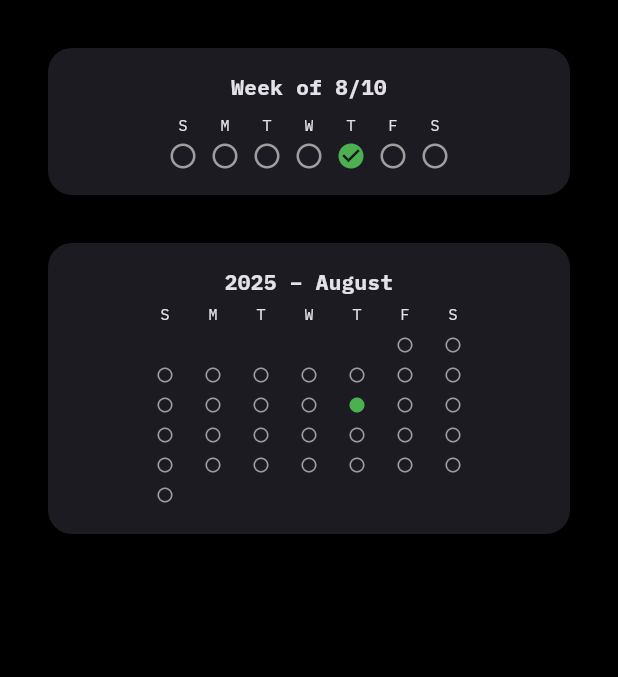
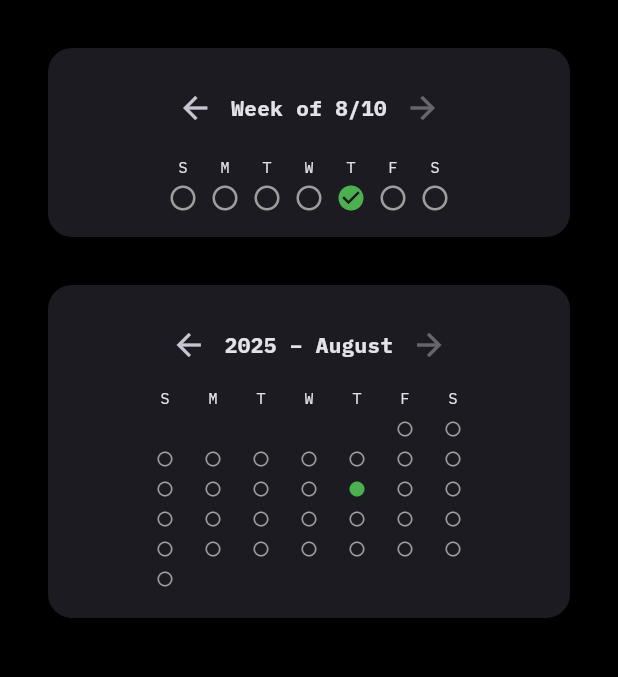
Before and after one commit to Shir0o/bible-read, a Flutter app: the HomePage screen opened directly, after a tap on "Bible Read Today", on a phone screen of 412 x 824 dp, the part 456-1133 px from its top. Run offline on Flutter 3.47's test engine with Material 3 defaults, Android fonts, the light colour scheme and no system bars; our stand-ins replace cloud_firestore, cloud_functions, firebase_auth, firebase_core, firebase_crashlytics, firebase_messaging and 6 more; missing offline and left inert: firebase_app_check; accounts and stored records are empty.

```diff
--- a/lib/pages/home_page.dart
+++ b/lib/pages/home_page.dart
@@ -60,6 +60,7 @@ class _HomePageState extends State<HomePage>
   List<bool> _pastMonth = [];
   int _longestStreak = 0;
   int _totalReadDays = 0;
+  Set<DateTime> _readDates = {};
 
   @override
   void initState() {
@@ -176,6 +177,19 @@ class _HomePageState extends State<HomePage>
         savedMonth.addAll(monthStatus);
       }
 
+      final readDates = <DateTime>{};
+      for (int i = 0; i < savedWeek.length; i++) {
+        if (savedWeek[i]) {
+          final date = sunday.add(Duration(days: i));
+          readDates.add(DateTime(date.year, date.month, date.day));
+        }
+      }
+      for (int i = 0; i < savedMonth.length; i++) {
+        if (savedMonth[i]) {
+          readDates.add(DateTime(now.year, now.month, i + 1));
+        }
+      }
+
       if (!_disposed && mounted) {
         // Update state with fetched data.
         setState(() {
@@ -184,6 +198,7 @@ class _HomePageState extends State<HomePage>
           _pastMonth = savedMonth;
           _longestStreak = longestStreak;
           _totalReadDays = totalReadDays;
+          _readDates = readDates;
         });
       }
     } catch (e, st) {
@@ -336,6 +351,7 @@ class _HomePageState extends State<HomePage>
     final prevStreak = _streak;
     final prevWeek = List<bool>.from(_pastWeek);
     final prevMonth = List<bool>.from(_pastMonth);
+    final prevReadDates = Set<DateTime>.from(_readDates);
 
     final today = DateTime.now();
     final weekIndex = today.weekday % 7;
@@ -361,6 +377,7 @@ class _HomePageState extends State<HomePage>
           );
         }
         _pastMonth[monthIndex] = true;
+        _readDates.add(DateTime(today.year, today.month, today.day));
       });
     }
 
@@ -399,6 +416,7 @@ class _HomePageState extends State<HomePage>
           _streak = prevStreak;
           _pastWeek = prevWeek;
           _pastMonth = prevMonth;
+          _readDates = prevReadDates;
         });
         ScaffoldMessenger.of(context).showSnackBar(
           const SnackBar(
@@ -705,38 +723,14 @@ class _HomePageState extends State<HomePage>
                       ),
               ),
               const SizedBox(height: 16),
-              WeekStreakCalendar(readDates: _weekReadDates()),
+              WeekStreakCalendar(readDates: _readDates),
               const SizedBox(height: 16),
-              MonthStreakCalendar(readDates: _monthReadDates()),
+              MonthStreakCalendar(readDates: _readDates),
             ],
           ),
         ),
       ),
     );
-  }
-
-  Set<DateTime> _weekReadDates() {
-    final now = DateTime.now();
-    final sunday = now.subtract(Duration(days: now.weekday % 7));
-    final dates = <DateTime>{};
-    for (int i = 0; i < _pastWeek.length; i++) {
-      if (_pastWeek[i]) {
-        final date = sunday.add(Duration(days: i));
-        dates.add(DateTime(date.year, date.month, date.day));
-      }
-    }
-    return dates;
-  }
-
-  Set<DateTime> _monthReadDates() {
-    final now = DateTime.now();
-    final dates = <DateTime>{};
-    for (int i = 0; i < _pastMonth.length; i++) {
-      if (_pastMonth[i]) {
-        dates.add(DateTime(now.year, now.month, i + 1));
-      }
-    }
-    return dates;
   }
 
   @override
--- a/lib/widgets/month_streak_calendar.dart
+++ b/lib/widgets/month_streak_calendar.dart
@@ -3,15 +3,47 @@ import 'package:flutter/material.dart';
 import '../theme/app_theme.dart';
 import 'common_styles.dart';
 
-/// Displays a month streak calendar for the current month.
-class MonthStreakCalendar extends StatelessWidget {
+/// Displays a month streak calendar with arrow navigation.
+class MonthStreakCalendar extends StatefulWidget {
   /// Set of dates the user has read.
   final Set<DateTime> readDates;
 
   const MonthStreakCalendar({super.key, required this.readDates});
 
+  @override
+  State<MonthStreakCalendar> createState() => _MonthStreakCalendarState();
+}
+
+class _MonthStreakCalendarState extends State<MonthStreakCalendar> {
+  late DateTime _currentMonth;
+
   bool _isSameDay(DateTime a, DateTime b) =>
       a.year == b.year && a.month == b.month && a.day == b.day;
+
+  @override
+  void initState() {
+    super.initState();
+    final now = DateTime.now();
+    _currentMonth = DateTime(now.year, now.month);
+  }
+
+  bool _isCurrentMonth() {
+    final now = DateTime.now();
+    return now.year == _currentMonth.year && now.month == _currentMonth.month;
+  }
+
+  void _prevMonth() {
+    setState(() {
+      _currentMonth = DateTime(_currentMonth.year, _currentMonth.month - 1);
+    });
+  }
+
+  void _nextMonth() {
+    if (_isCurrentMonth()) return;
+    setState(() {
+      _currentMonth = DateTime(_currentMonth.year, _currentMonth.month + 1);
+    });
+  }
 
   String _monthName(int month) {
     const months = [
@@ -31,9 +63,9 @@ class MonthStreakCalendar extends StatelessWidget {
     return months[month - 1];
   }
 
-  List<TableRow> _buildRows(DateTime now) {
-    final firstDay = DateTime(now.year, now.month, 1);
-    final totalDays = DateTime(now.year, now.month + 1, 0).day;
+  List<TableRow> _buildRows() {
+    final firstDay = DateTime(_currentMonth.year, _currentMonth.month, 1);
+    final totalDays = DateTime(_currentMonth.year, _currentMonth.month + 1, 0).day;
     final weekdayOffset = firstDay.weekday % 7;
 
     final rows = <TableRow>[];
@@ -42,8 +74,8 @@ class MonthStreakCalendar extends StatelessWidget {
     }
 
     for (int day = 1; day <= totalDays; day++) {
-      final date = DateTime(now.year, now.month, day);
-      final filled = readDates.any((d) => _isSameDay(d, date));
+      final date = DateTime(_currentMonth.year, _currentMonth.month, day);
+      final filled = widget.readDates.any((d) => _isSameDay(d, date));
       final index = weekdayOffset + day - 1;
       final weekRow = index ~/ 7;
       final weekdayIndex = index % 7;
@@ -64,16 +96,30 @@ class MonthStreakCalendar extends StatelessWidget {
 
   @override
   Widget build(BuildContext context) {
-    final now = DateTime.now();
-    final monthLabel = '${now.year} – ${_monthName(now.month)}';
+    final monthLabel =
+        '${_currentMonth.year} – ${_monthName(_currentMonth.month)}';
 
     return CommonStyles.buildCard(
       child: Column(
         mainAxisSize: MainAxisSize.min,
         children: [
-          Text(
-            monthLabel,
-            style: AppTextStyles.body.copyWith(fontWeight: FontWeight.bold),
+          Row(
+            mainAxisAlignment: MainAxisAlignment.center,
+            children: [
+              IconButton(
+                icon: const Icon(Icons.arrow_back),
+                onPressed: _prevMonth,
+              ),
+              Text(
+                monthLabel,
+                style:
+                    AppTextStyles.body.copyWith(fontWeight: FontWeight.bold),
+              ),
+              IconButton(
+                icon: const Icon(Icons.arrow_forward),
+                onPressed: _isCurrentMonth() ? null : _nextMonth,
+              ),
+            ],
           ),
           Row(
             mainAxisAlignment: MainAxisAlignment.center,
@@ -98,7 +144,7 @@ class MonthStreakCalendar extends StatelessWidget {
                         )
                         .toList(),
                   ),
-                  ..._buildRows(now),
+                  ..._buildRows(),
                 ],
               ),
             ],
--- a/lib/widgets/week_streak_calendar.dart
+++ b/lib/widgets/week_streak_calendar.dart
@@ -3,37 +3,83 @@ import 'package:flutter/material.dart';
 import '../theme/app_theme.dart';
 import 'common_styles.dart';
 
-/// Displays a week streak calendar for the current week.
-class WeekStreakCalendar extends StatelessWidget {
+/// Displays a week streak calendar with arrow navigation.
+class WeekStreakCalendar extends StatefulWidget {
   /// Set of dates the user has read.
   final Set<DateTime> readDates;
 
   const WeekStreakCalendar({super.key, required this.readDates});
 
+  @override
+  State<WeekStreakCalendar> createState() => _WeekStreakCalendarState();
+}
+
+class _WeekStreakCalendarState extends State<WeekStreakCalendar> {
+  late DateTime _sunday;
+
   bool _isSameDay(DateTime a, DateTime b) =>
       a.year == b.year && a.month == b.month && a.day == b.day;
 
   @override
+  void initState() {
+    super.initState();
+    final now = DateTime.now();
+    _sunday = now.subtract(Duration(days: now.weekday % 7));
+  }
+
+  bool _isCurrentWeek() {
+    final now = DateTime.now();
+    final currentSunday = now.subtract(Duration(days: now.weekday % 7));
+    return _isSameDay(_sunday, currentSunday);
+  }
+
+  void _prevWeek() {
+    setState(() {
+      _sunday = _sunday.subtract(const Duration(days: 7));
+    });
+  }
+
+  void _nextWeek() {
+    if (_isCurrentWeek()) return;
+    setState(() {
+      _sunday = _sunday.add(const Duration(days: 7));
+    });
+  }
+
+  @override
   Widget build(BuildContext context) {
-    final now = DateTime.now();
-    final sunday = now.subtract(Duration(days: now.weekday % 7));
-    final weekOf = '${sunday.month}/${sunday.day}';
+    final weekOf = '${_sunday.month}/${_sunday.day}';
     const days = ['S', 'M', 'T', 'W', 'T', 'F', 'S'];
 
     return CommonStyles.buildCard(
       child: Column(
         mainAxisSize: MainAxisSize.min,
         children: [
-          Text(
-            'Week of $weekOf',
-            style: AppTextStyles.body.copyWith(fontWeight: FontWeight.bold),
+          Row(
+            mainAxisAlignment: MainAxisAlignment.center,
+            children: [
+              IconButton(
+                icon: const Icon(Icons.arrow_back),
+                onPressed: _prevWeek,
+              ),
+              Text(
+                'Week of $weekOf',
+                style:
+                    AppTextStyles.body.copyWith(fontWeight: FontWeight.bold),
+              ),
+              IconButton(
+                icon: const Icon(Icons.arrow_forward),
+                onPressed: _isCurrentWeek() ? null : _nextWeek,
+              ),
+            ],
           ),
           const SizedBox(height: 8),
           Row(
             mainAxisAlignment: MainAxisAlignment.center,
             children: List.generate(7, (i) {
-              final date = sunday.add(Duration(days: i));
-              final filled = readDates.any((d) => _isSameDay(d, date));
+              final date = _sunday.add(Duration(days: i));
+              final filled =
+                  widget.readDates.any((d) => _isSameDay(d, date));
               return Padding(
                 padding: const EdgeInsets.symmetric(horizontal: 4),
                 child: Column(
```
Also changed, not shown: 1 other file.
